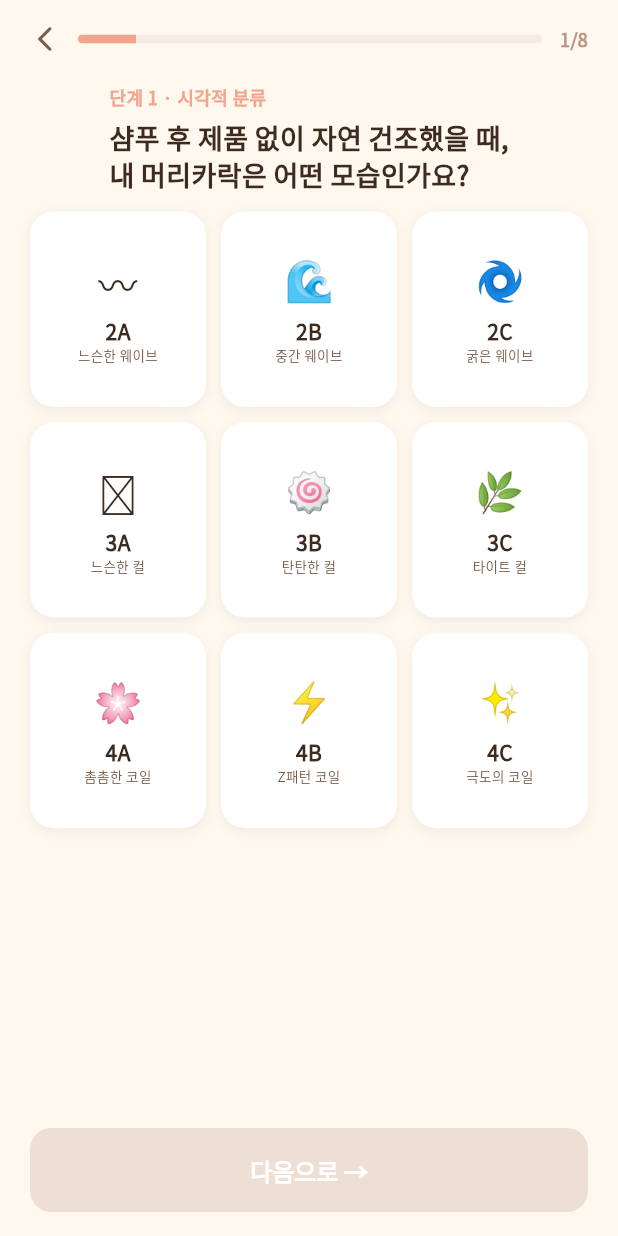
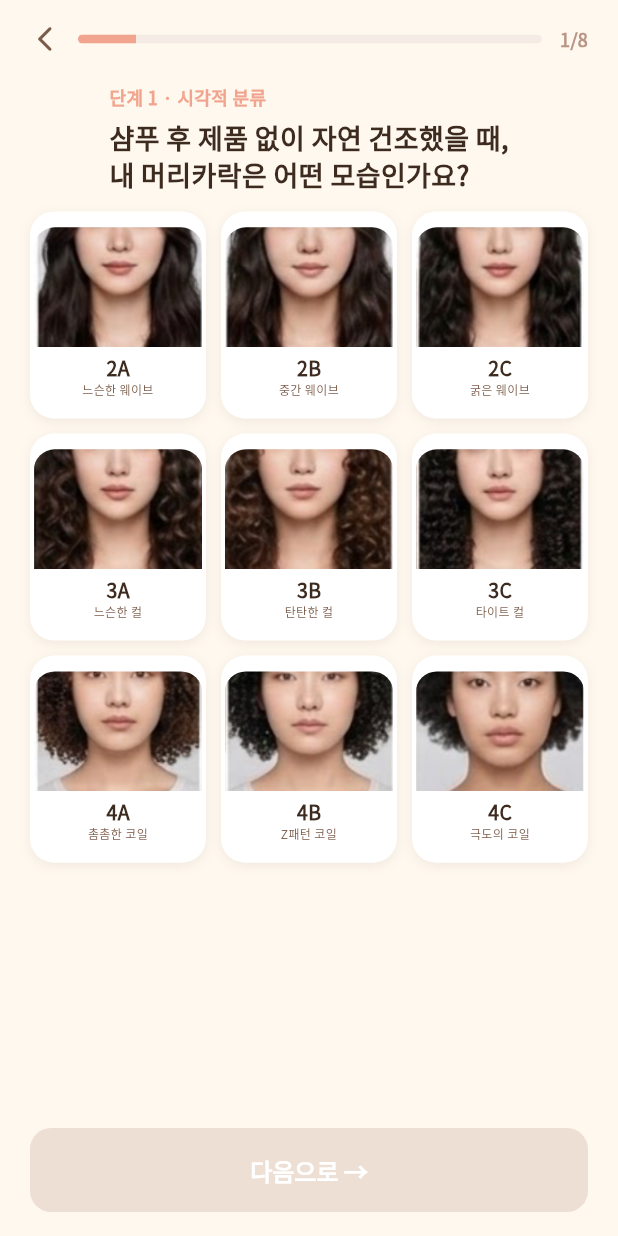
Before and after one commit to gayeoniee/kkobulang, a Flutter app: the screen it shows after launch, after a tap on "유형 분석 시작하기", after a tap on "💁‍♀️", on a phone screen of 412 x 824 dp. Run offline on Flutter 3.47's test engine with Material 3 defaults, Android fonts, the light colour scheme and no system bars; our stand-ins replace google_fonts.

Commit message:
유형진단 이미지 추가

```diff
--- a/lib/pages/onboarding_page.dart
+++ b/lib/pages/onboarding_page.dart
@@ -140,6 +140,7 @@ class _OnboardingPageState extends State<OnboardingPage> {
               totalQ: _questions.length,
               answer: _ans[_step - 3],
               canProceed: _canProceed(),
+              gender: _gender,
               onAnswer: (val) => setState(() => _ans[_step - 3] = val),
               onNext: _canProceed() ? _next : null,
               onBack: () => setState(() => _step--),
@@ -315,9 +316,10 @@ class _SurveyScreen extends StatelessWidget {
   final int qIndex, totalQ;
   final dynamic answer;
   final bool canProceed;
+  final String? gender;
   final void Function(dynamic) onAnswer;
   final VoidCallback? onNext, onBack;
-  const _SurveyScreen({super.key, required this.question, required this.qIndex, required this.totalQ, required this.answer, required this.canProceed, required this.onAnswer, this.onNext, this.onBack});
+  const _SurveyScreen({super.key, required this.question, required this.qIndex, required this.totalQ, required this.answer, required this.canProceed, this.gender, required this.onAnswer, this.onNext, this.onBack});
 
   bool _isSelected(String id) {
     if (answer == null) return false;
@@ -398,9 +400,9 @@ class _SurveyScreen extends StatelessWidget {
           child: isQ1
             ? GridView.builder(
                 padding: const EdgeInsets.fromLTRB(20, 8, 20, 12),
-                gridDelegate: const SliverGridDelegateWithFixedCrossAxisCount(crossAxisCount: 3, crossAxisSpacing: 10, mainAxisSpacing: 10, childAspectRatio: 0.9),
+                gridDelegate: const SliverGridDelegateWithFixedCrossAxisCount(crossAxisCount: 3, crossAxisSpacing: 10, mainAxisSpacing: 10, childAspectRatio: 0.85),
                 itemCount: question.options.length,
-                itemBuilder: (_, i) => _Q1Card(opt: question.options[i], selected: _isSelected(question.options[i].id), onTap: () => _toggle(question.options[i].id)),
+                itemBuilder: (_, i) => _Q1Card(opt: question.options[i], selected: _isSelected(question.options[i].id), gender: gender, onTap: () => _toggle(question.options[i].id)),
               )
             : ListView.separated(
                 padding: const EdgeInsets.fromLTRB(20, 8, 20, 12),
@@ -434,8 +436,15 @@ class _SurveyScreen extends StatelessWidget {
 class _Q1Card extends StatelessWidget {
   final _Opt opt;
   final bool selected;
+  final String? gender;
   final VoidCallback onTap;
-  const _Q1Card({required this.opt, required this.selected, required this.onTap});
+  const _Q1Card({required this.opt, required this.selected, this.gender, required this.onTap});
+
+  String? get _imagePath {
+    final prefix = (gender == 'male') ? 'm' : 'f';
+    final typeKey = opt.id.toLowerCase(); // e.g. '3b'
+    return 'assets/$prefix$typeKey.png';
+  }
 
   @override
   Widget build(BuildContext context) {
@@ -452,12 +461,28 @@ class _Q1Card extends StatelessWidget {
           boxShadow: [BoxShadow(color: selected ? color.withOpacity(0.2) : const Color(0x123D2B1F), blurRadius: selected ? 10 : 6, offset: const Offset(0, 2))],
         ),
         child: Column(mainAxisAlignment: MainAxisAlignment.center, children: [
-          Text(opt.emoji, style: const TextStyle(fontSize: 26)),
+          ClipRRect(
+            borderRadius: const BorderRadius.vertical(top: Radius.circular(14)),
+            child: Image.asset(
+              _imagePath!,
+              height: 80,
+              width: double.infinity,
+              fit: BoxFit.cover,
+              errorBuilder: (_, __, ___) => SizedBox(
+                height: 80,
+                child: Center(child: Text(opt.emoji, style: const TextStyle(fontSize: 30))),
+              ),
+            ),
+          ),
           const SizedBox(height: 4),
-          Text(opt.id, style: GoogleFonts.notoSansKr(fontSize: 14, fontWeight: FontWeight.w800, color: selected ? color : AppColors.brown)),
-          Text(opt.label.replaceFirst('${opt.id} ', ''), textAlign: TextAlign.center,
-            style: GoogleFonts.notoSansKr(fontSize: 9, color: AppColors.brownMid, height: 1.3)),
-          if (selected) Icon(Icons.check_circle_rounded, color: color, size: 14),
+          Text(opt.id, style: GoogleFonts.notoSansKr(fontSize: 13, fontWeight: FontWeight.w800, color: selected ? color : AppColors.brown)),
+          Padding(
+            padding: const EdgeInsets.symmetric(horizontal: 4),
+            child: Text(opt.label.replaceFirst('${opt.id} ', ''), textAlign: TextAlign.center,
+              style: GoogleFonts.notoSansKr(fontSize: 8, color: AppColors.brownMid, height: 1.3)),
+          ),
+          if (selected) Icon(Icons.check_circle_rounded, color: color, size: 13),
+          const SizedBox(height: 4),
         ]),
       ),
     );
```
Also changed, not shown: pubspec.yaml (+18 -0 lines), assets/f2a.png (added), assets/f2b.png (added), assets/f2c.png (added), assets/f3a.png (added), assets/f3b.png (added), assets/f3c.png (added), assets/f4a.png (added), assets/f4b.png (added), assets/f4c.png (added), assets/m2a.png (added), assets/m2b.png (added), assets/m2c.png (added), assets/m3a.png (added), 5 more files.
